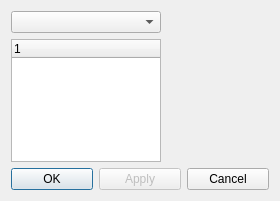
This is src/qutimsettings.ui in Winand/mqutim as Qt 5 draws it before an edit. The edited form follows.
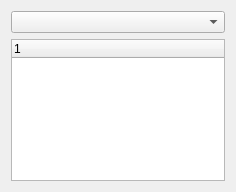
This is the edited form. Icons and pictures are not drawn.

Commit message: Qtopia-style dialogs Tabbed interface (WIP) Settings

```diff
--- a/src/qutimsettings.ui
+++ b/src/qutimsettings.ui
@@ -1,60 +1,30 @@
-<?xml version="1.0" encoding="UTF-8"?>
-<ui version="4.0">
- <class>qutimSettingsClass</class>
- <widget class="QDialog" name="qutimSettingsClass">
-  <property name="geometry">
+<ui version="4.0" >
+ <class>qutimSettingsSelector</class>
+ <widget class="QWidget" name="qutimSettingsSelector" >
+  <property name="geometry" >
    <rect>
     <x>0</x>
     <y>0</y>
-    <width>280</width>
-    <height>201</height>
+    <width>236</width>
+    <height>192</height>
    </rect>
   </property>
   <property name="windowTitle">
    <string>Settings</string>
   </property>
-  <property name="windowIcon">
-   <iconset resource="../qutim.qrc">
-    <normaloff>:/icons/crystal_project/settings.png</normaloff>:/icons/crystal_project/settings.png</iconset>
-  </property>
-  <layout class="QGridLayout" name="gridLayout">
-   <item row="0" column="0">
-    <layout class="QVBoxLayout" name="verticalLayout_2">
+  <layout class="QVBoxLayout" name="verticalLayout" >
      <item>
-      <layout class="QHBoxLayout" name="horizontalLayout">
-       <item>
-        <layout class="QVBoxLayout" name="verticalLayout">
-         <item>
-          <widget class="QComboBox" name="accountBox">
-           <property name="minimumSize">
-            <size>
-             <width>120</width>
-             <height>0</height>
-            </size>
-           </property>
-          </widget>
+    <widget class="QComboBox" name="protocolBox" />
          </item>
          <item>
-          <widget class="QTreeWidget" name="settingsTree">
-           <property name="sizePolicy">
-            <sizepolicy hsizetype="Fixed" vsizetype="Expanding">
+    <widget class="QTreeWidget" name="settingsTree" >
+     <property name="sizePolicy" >
+      <sizepolicy vsizetype="Expanding" hsizetype="Expanding" >
              <horstretch>0</horstretch>
              <verstretch>0</verstretch>
             </sizepolicy>
            </property>
-           <property name="minimumSize">
-            <size>
-             <width>150</width>
-             <height>0</height>
-            </size>
-           </property>
-           <property name="maximumSize">
-            <size>
-             <width>150</width>
-             <height>16777215</height>
-            </size>
-           </property>
-           <property name="alternatingRowColors">
+     <property name="alternatingRowColors" >
             <bool>false</bool>
            </property>
            <property name="verticalScrollMode">
@@ -80,67 +50,8 @@
           </widget>
          </item>
         </layout>
-       </item>
-       <item>
-        <widget class="QStackedWidget" name="settingsStack">
-         <property name="minimumSize">
-          <size>
-           <width>100</width>
-           <height>16</height>
-          </size>
-         </property>
-         <property name="currentIndex">
-          <number>-1</number>
-         </property>
-        </widget>
-       </item>
-      </layout>
-     </item>
-     <item>
-      <layout class="QHBoxLayout">
-       <item>
-        <widget class="QPushButton" name="okButton">
-         <property name="text">
-          <string>OK</string>
-         </property>
-         <property name="icon">
-          <iconset resource="../qutim.qrc">
-           <normaloff>:/icons/crystal_project/apply.png</normaloff>:/icons/crystal_project/apply.png</iconset>
-         </property>
-        </widget>
-       </item>
-       <item>
-        <widget class="QPushButton" name="applyButton">
-         <property name="enabled">
-          <bool>false</bool>
-         </property>
-         <property name="text">
-          <string>Apply</string>
-         </property>
-         <property name="icon">
-          <iconset resource="../qutim.qrc">
-           <normaloff>:/icons/crystal_project/apply.png</normaloff>:/icons/crystal_project/apply.png</iconset>
-         </property>
-        </widget>
-       </item>
-       <item>
-        <widget class="QPushButton" name="cancelButton">
-         <property name="text">
-          <string>Cancel</string>
-         </property>
-         <property name="icon">
-          <iconset resource="../qutim.qrc">
-           <normaloff>:/icons/crystal_project/cancel.png</normaloff>:/icons/crystal_project/cancel.png</iconset>
-         </property>
-        </widget>
-       </item>
-      </layout>
-     </item>
-    </layout>
-   </item>
-  </layout>
- </widget>
- <layoutdefault spacing="6" margin="11"/>
+ </widget>
+ <layoutdefault spacing="6" margin="11" />
  <resources>
   <include location="../qutim.qrc"/>
  </resources>
```
Left out of the diff: 35 changed lines with no effect on the pictures. Lines whose indentation alone changed are shown as unchanged. The commit also changes 13 other files.
